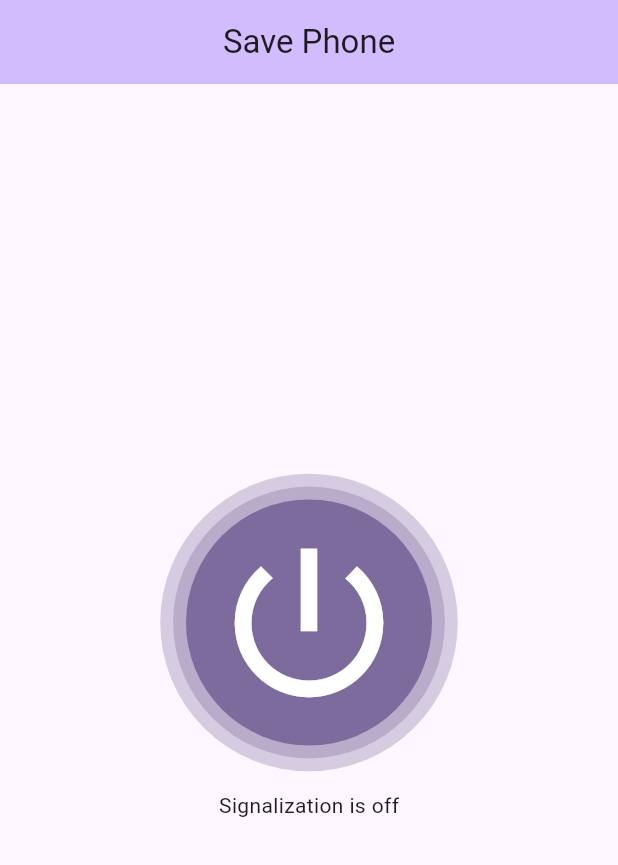
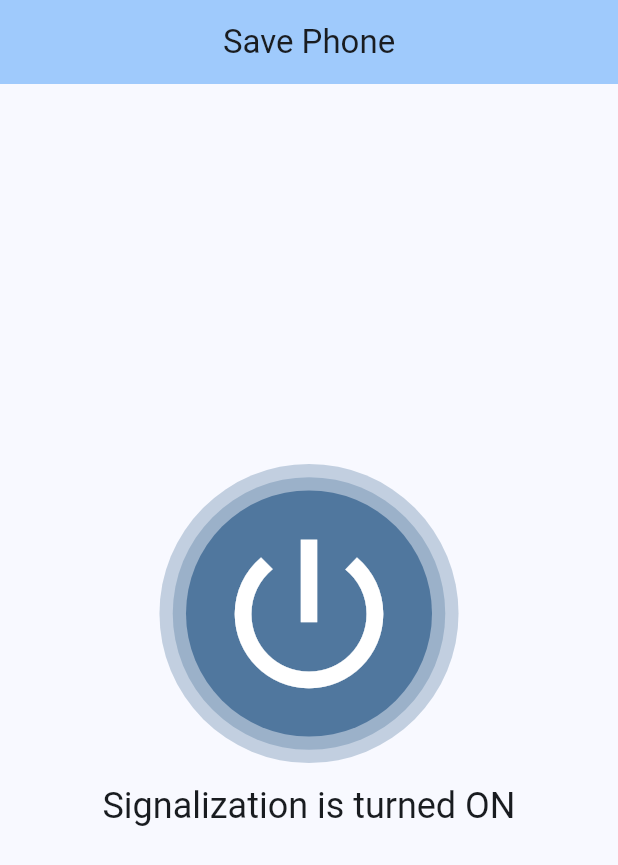
Before and after one commit to vovaklh/SavePhone, a Flutter app: the screen it shows after launch, after a tap on the "power settings new" icon, on a phone screen of 412 x 824 dp. Shown: the top 865 px of the screen. Run offline on Flutter 3.47's test engine with Material 2 defaults, Android fonts, the phone set to English and light mode, and no system bars.

Commit message:
added state manager (provider)
to manage button pressing

```diff
--- a/lib/application.dart
+++ b/lib/application.dart
@@ -9,7 +9,9 @@ class SavePhoneApp extends StatelessWidget {
     return MaterialApp(
       title: 'Save Phone',
       theme: ThemeData(
-        colorScheme: ColorScheme.fromSeed(seedColor: Colors.deepPurple),
+        colorScheme: ColorScheme.fromSeed(
+          seedColor: const Color.fromARGB(255, 16, 64, 104),
+        ),
         useMaterial3: true,
       ),
       home: const HomePage(title: 'Save Phone'),
--- a/lib/main.dart
+++ b/lib/main.dart
@@ -1,6 +1,4 @@
 import 'package:flutter/material.dart';
 import 'package:save_phone/application.dart';
 
-void main() {
-  runApp(const SavePhoneApp());
-}
+void main() => runApp(const SavePhoneApp());
--- a/lib/pages/home_page.dart
+++ b/lib/pages/home_page.dart
@@ -1,5 +1,8 @@
 import 'package:flutter/material.dart';
+import 'package:provider/provider.dart';
 import 'package:save_phone/widgets/liquid_button.dart';
+
+import '../providers/liquid_button_provider.dart';
 
 class HomePage extends StatefulWidget {
   const HomePage({super.key, required this.title});
@@ -12,22 +15,29 @@ class HomePage extends StatefulWidget {
 class _HomePageState extends State<HomePage> {
   @override
   Widget build(BuildContext context) {
+    return ChangeNotifierProvider(
+      create: (context) => LiquidButtonProvider(),
+      child: Consumer<LiquidButtonProvider>(builder: (context, provider, _) {
         return Scaffold(
           appBar: AppBar(
             backgroundColor: Theme.of(context).colorScheme.inversePrimary,
             centerTitle: true,
             title: Text(widget.title),
           ),
-      body: const Center(
+          body: Container(
+            alignment: Alignment.center,
             child: Column(
               mainAxisAlignment: MainAxisAlignment.center,
               children: [
-            LiquidButton(),
-            SizedBox(height: 30),
-            Text("Signalization is off"),
+                const LiquidButton(),
+                const SizedBox(height: 30),
+                Text('Signalization is turned ${provider.isOn ? 'ON' : 'OFF'}',
+                    style: Theme.of(context).textTheme.headlineSmall),
               ],
             ),
           ),
         );
+      }),
+    );
   }
 }
--- /dev/null
+++ b/lib/providers/liquid_button_provider.dart
@@ -0,0 +1,11 @@
+import 'package:flutter/material.dart';
+
+class LiquidButtonProvider extends ChangeNotifier {
+  bool _isOn = false;
+  bool get isOn => _isOn;
+
+  void toggle() {
+    _isOn = !_isOn;
+    notifyListeners();
+  }
+}
--- a/lib/widgets/liquid_button.dart
+++ b/lib/widgets/liquid_button.dart
@@ -1,4 +1,7 @@
 import 'package:flutter/material.dart';
+import 'package:provider/provider.dart';
+
+import '../providers/liquid_button_provider.dart';
 
 class LiquidButton extends StatefulWidget {
   const LiquidButton({super.key});
@@ -15,7 +18,7 @@ class _LiquidButtonState extends State<LiquidButton>
   @override
   void initState() {
     _animationController =
-        AnimationController(vsync: this, duration: Duration(seconds: 2));
+        AnimationController(vsync: this, duration: const Duration(seconds: 2));
     _animation = Tween(begin: 0.0, end: 12.0).animate(
       CurvedAnimation(parent: _animationController, curve: Curves.easeOut),
     );
@@ -24,20 +27,40 @@ class _LiquidButtonState extends State<LiquidButton>
   }
 
   @override
+  void dispose() {
+    _animationController.dispose();
+    super.dispose();
+  }
+
+  @override
   Widget build(BuildContext context) {
     return InkWell(
       borderRadius: BorderRadius.circular(100),
-      onTap: () {},
-      child: AnimatedBuilder(
+      onTap: () {
+        final provider = context.read<LiquidButtonProvider>();
+        provider.toggle();
+      },
+      child: Consumer(
+        builder: (context, LiquidButtonProvider provider, _) {
+          if (!provider.isOn) {
+            _animationController
+                .animateTo(0)
+                .then((_) => _animationController.stop());
+          } else {
+            _animationController.repeat(reverse: true);
+          }
+          return AnimatedBuilder(
             animation: _animation,
             builder: (context, _) {
               return Ink(
                 padding: const EdgeInsets.all(16),
                 decoration: BoxDecoration(
-              color: Theme.of(context)
+                  color: provider.isOn
+                      ? Theme.of(context)
                           .colorScheme
                           .primary
-                  .withOpacity(1 - _animationController.value / 2),
+                          .withOpacity(1 - _animationController.value / 2)
+                      : Theme.of(context).colorScheme.background,
                   shape: BoxShape.circle,
                   boxShadow: [
                     for (int i = 1; i <= 2; i++)
@@ -52,9 +75,13 @@ class _LiquidButtonState extends State<LiquidButton>
                 ),
                 child: Icon(
                   Icons.power_settings_new,
-              color: Theme.of(context).colorScheme.onPrimary,
+                  color: provider.isOn
+                      ? Theme.of(context).colorScheme.onPrimary
+                      : Theme.of(context).colorScheme.onBackground,
                   size: 132,
                 ),
+              );
+            },
           );
         },
       ),
--- a/pubspec.yaml
+++ b/pubspec.yaml
@@ -35,6 +35,7 @@ dependencies:
   # The following adds the Cupertino Icons font to your application.
   # Use with the CupertinoIcons class for iOS style icons.
   cupertino_icons: ^1.0.2
+  provider: ^6.0.5
 
 dev_dependencies:
   flutter_test:
```
Also changed, not shown: pubspec.lock. Lines whose indentation alone changed are shown as unchanged.
